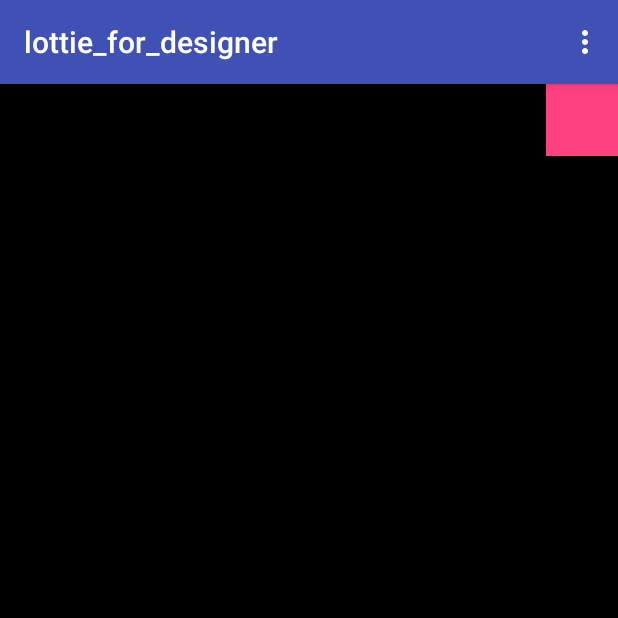
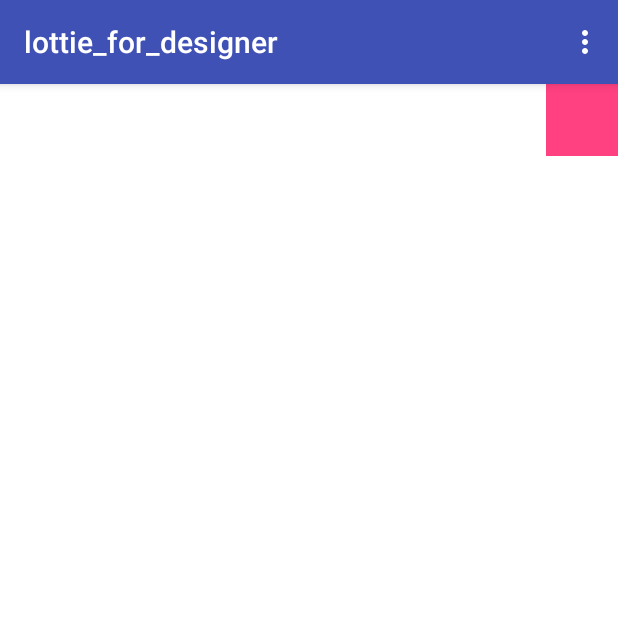
Before and after one commit to jinseongho/lottie_for_designer, an Android app: the screen it shows after launch (MainActivity), after a tap on an icon or button, on a phone screen of 412 x 824 dp, the top half of it. Run offline under Robolectric (Android 15) with nearby library versions, the phone set to English and light mode, and no system bars; our stand-ins replace ButterKnife, data binding.

Commit message:
Support min sdk 16

```diff
--- a/app/build.gradle
+++ b/app/build.gradle
@@ -5,7 +5,7 @@ android {
     buildToolsVersion '25.0.0'
     defaultConfig {
         applicationId "me.ingeni.lottie_for_designer"
-        minSdkVersion 14
+        minSdkVersion 16
         targetSdkVersion 25
         versionCode 1
         versionName "1.0"
--- a/app/src/main/java/me/ingeni/lottie_for_designer/MainActivity.java
+++ b/app/src/main/java/me/ingeni/lottie_for_designer/MainActivity.java
@@ -6,11 +6,13 @@ import android.databinding.DataBindingUtil;
 import android.net.Uri;
 import android.os.Bundle;
 import android.provider.OpenableColumns;
+import android.support.v4.content.ContextCompat;
 import android.support.v7.app.AppCompatActivity;
 import android.view.Menu;
 import android.view.MenuItem;
 import android.view.View;
 import android.widget.ImageButton;
+import android.widget.RelativeLayout;
 import android.widget.Toast;
 
 import com.airbnb.lottie.LottieAnimationView;
@@ -28,10 +30,13 @@ public class MainActivity extends AppCompatActivity implements View.OnClickListe
 
     private final int REQUEST_FILE = 1004;
 
+    @BindView(R.id.root)
+    RelativeLayout mLlRoot;
     @BindView(R.id.animation_view)
     LottieAnimationView mAnimationView;
     @BindView(R.id.bg_btn)
     ImageButton mIbBgBtn;
+
 
     private ActivityMainBinding mBinding;
 
@@ -41,7 +46,6 @@ public class MainActivity extends AppCompatActivity implements View.OnClickListe
         mBinding = DataBindingUtil.setContentView(this, R.layout.activity_main);
         ButterKnife.bind(this);
         mIbBgBtn.setOnClickListener(this);
-
     }
 
     @Override
@@ -122,7 +126,7 @@ public class MainActivity extends AppCompatActivity implements View.OnClickListe
 
     @Override
     public void onClick(View v) {
-
+        mLlRoot.setBackground(ContextCompat.getDrawable(this, android.R.color.white));
     }
 
     //    @SuppressLint("NewApi")
--- a/app/src/main/res/layout/activity_main.xml
+++ b/app/src/main/res/layout/activity_main.xml
@@ -10,6 +10,7 @@
     </data>
 
     <RelativeLayout
+        android:id="@+id/root"
         android:layout_width="match_parent"
         android:layout_height="match_parent"
         android:background="@android:color/black">
```
